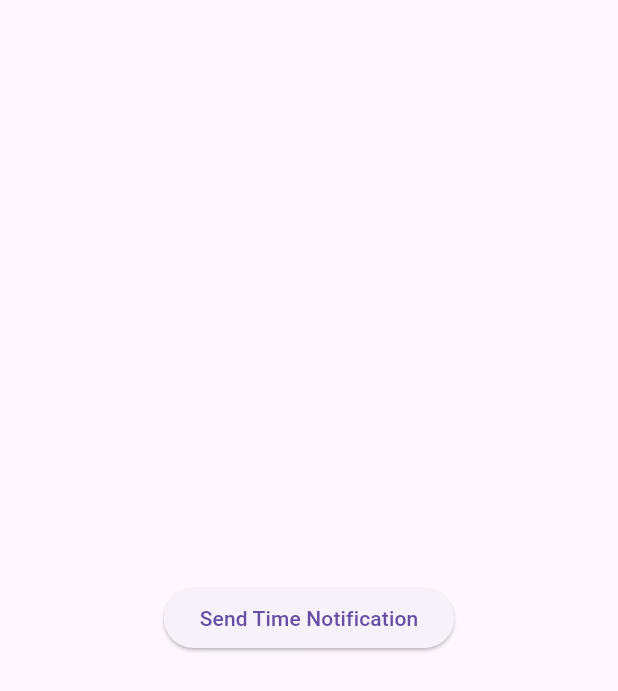
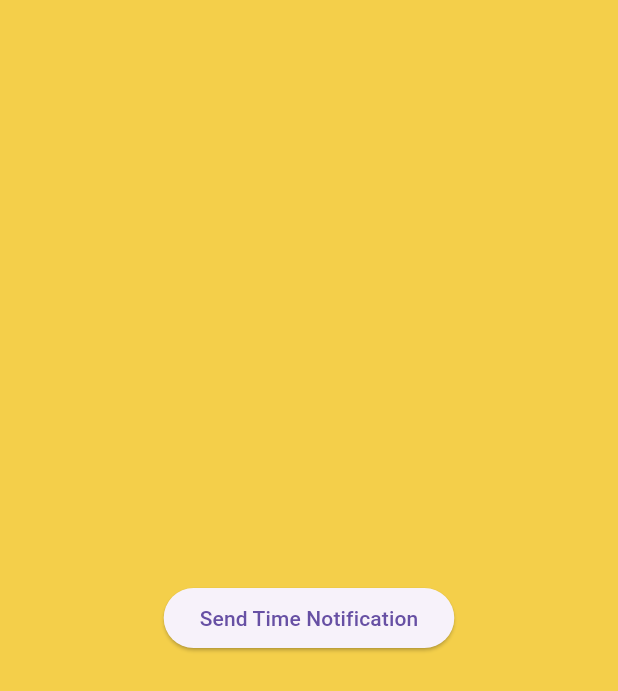
Before and after one commit to NotKidding/uselessapp, a Flutter app: the screen it shows after launch, on a phone screen of 412 x 824 dp. Shown: the top 691 px of the screen. Run offline on Flutter 3.47's test engine with Material 3 defaults, Android fonts, the phone set to English and light mode, and no system bars; our stand-ins replace awesome_notifications, flutter_dotenv.

Commit message:
final commit

```diff
--- a/lib/main.dart
+++ b/lib/main.dart
@@ -82,6 +82,7 @@ class _MyAppState extends State<MyApp> {
     return MaterialApp(
       debugShowCheckedModeBanner: false,
       home: Scaffold(
+        backgroundColor: const Color.fromARGB(255, 244, 207, 74),
         body: Center(
           child: ElevatedButton(
             onPressed: sendTimeNotification,
```
Also changed, not shown: assets/WhatsApp Image 2024-10-26 at 08.00.41_d04276a2.jpg (added), assets/ss1.jpg (added), assets/ss2.jpg (added), 1 other file.
